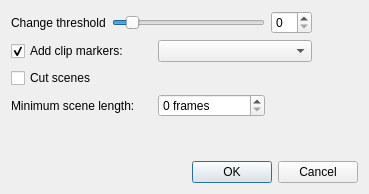
Above: src/ui/scenecutdialog_ui.ui from KDE/kdenlive before the change. Below: the same form after it.
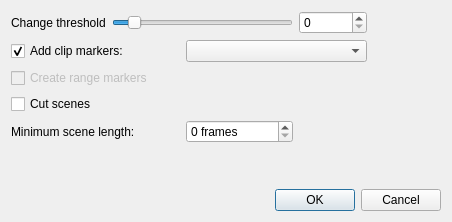
That is the form after the change. Custom widgets are drawn as their Qt base class.

Commit message: Scene split job: allow creating range markers from scenes

What changed in the file:
```diff
--- a/src/ui/scenecutdialog_ui.ui
+++ b/src/ui/scenecutdialog_ui.ui
@@ -10,14 +10,41 @@
    <rect>
     <x>0</x>
     <y>0</y>
-    <width>369</width>
-    <height>194</height>
+    <width>452</width>
+    <height>222</height>
    </rect>
   </property>
   <property name="windowTitle">
    <string>Scene Cut</string>
   </property>
   <layout class="QGridLayout" name="gridLayout">
+   <item row="0" column="1" colspan="2">
+    <widget class="QSlider" name="horizontalSlider">
+     <property name="minimum">
+      <number>1</number>
+     </property>
+     <property name="value">
+      <number>10</number>
+     </property>
+     <property name="orientation">
+      <enum>Qt::Orientation::Horizontal</enum>
+     </property>
+    </widget>
+   </item>
+   <item row="5" column="0" colspan="2">
+    <widget class="QLabel" name="label">
+     <property name="text">
+      <string>Minimum scene length:</string>
+     </property>
+    </widget>
+   </item>
+   <item row="3" column="0" colspan="5">
+    <widget class="QCheckBox" name="cut_scenes">
+     <property name="text">
+      <string>Cut scenes</string>
+     </property>
+    </widget>
+   </item>
    <item row="1" column="0" colspan="2">
     <widget class="QCheckBox" name="add_markers">
      <property name="text">
@@ -28,30 +55,10 @@
      </property>
     </widget>
    </item>
-   <item row="0" column="3">
-    <widget class="QSpinBox" name="threshold"/>
-   </item>
-   <item row="4" column="0" colspan="2">
-    <widget class="QLabel" name="label">
-     <property name="text">
-      <string>Minimum scene length:</string>
-     </property>
-    </widget>
-   </item>
-   <item row="6" column="0" colspan="5">
-    <widget class="QDialogButtonBox" name="buttonBox">
-     <property name="orientation">
-      <enum>Qt::Horizontal</enum>
-     </property>
-     <property name="standardButtons">
-      <set>QDialogButtonBox::Cancel|QDialogButtonBox::Ok</set>
-     </property>
-    </widget>
-   </item>
-   <item row="5" column="0">
+   <item row="6" column="0">
     <spacer name="verticalSpacer">
      <property name="orientation">
-      <enum>Qt::Vertical</enum>
+      <enum>Qt::Orientation::Vertical</enum>
      </property>
      <property name="sizeHint" stdset="0">
       <size>
@@ -61,7 +68,17 @@
      </property>
     </spacer>
    </item>
-   <item row="4" column="2">
+   <item row="7" column="0" colspan="5">
+    <widget class="QDialogButtonBox" name="buttonBox">
+     <property name="orientation">
+      <enum>Qt::Orientation::Horizontal</enum>
+     </property>
+     <property name="standardButtons">
+      <set>QDialogButtonBox::StandardButton::Cancel|QDialogButtonBox::StandardButton::Ok</set>
+     </property>
+    </widget>
+   </item>
+   <item row="5" column="2">
     <widget class="QSpinBox" name="minDuration">
      <property name="suffix">
       <string> frames</string>
@@ -71,6 +88,16 @@
      </property>
     </widget>
    </item>
+   <item row="0" column="3">
+    <widget class="QSpinBox" name="threshold"/>
+   </item>
+   <item row="1" column="2" colspan="2">
+    <widget class="MarkerCategoryChooser" name="marker_category">
+     <property name="allowAll" stdset="0">
+      <bool>false</bool>
+     </property>
+    </widget>
+   </item>
    <item row="0" column="0">
     <widget class="QLabel" name="label_2">
      <property name="text">
@@ -78,31 +105,14 @@
      </property>
     </widget>
    </item>
-   <item row="0" column="1" colspan="2">
-    <widget class="QSlider" name="horizontalSlider">
-     <property name="minimum">
-      <number>1</number>
-     </property>
-     <property name="value">
-      <number>10</number>
-     </property>
-     <property name="orientation">
-      <enum>Qt::Horizontal</enum>
-     </property>
-    </widget>
-   </item>
-   <item row="2" column="0" colspan="5">
-    <widget class="QCheckBox" name="cut_scenes">
-     <property name="text">
-      <string>Cut scenes</string>
-     </property>
-    </widget>
-   </item>
-   <item row="1" column="2" colspan="2">
-    <widget class="MarkerCategoryChooser" name="marker_category">
-     <property name="allowAll">
+   <item row="2" column="0" colspan="4">
+    <widget class="QCheckBox" name="range_markers">
+     <property name="enabled">
       <bool>false</bool>
      </property>
+     <property name="text">
+      <string>Create range markers</string>
+     </property>
     </widget>
    </item>
   </layout>
```
Left out of the diff: 16 changed lines with no effect on the pictures. The commit also changes 4 other files.
